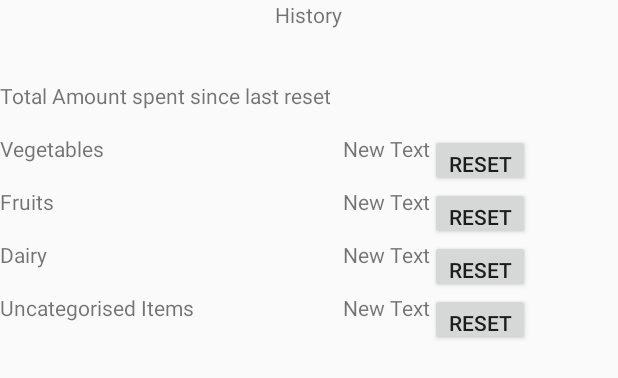
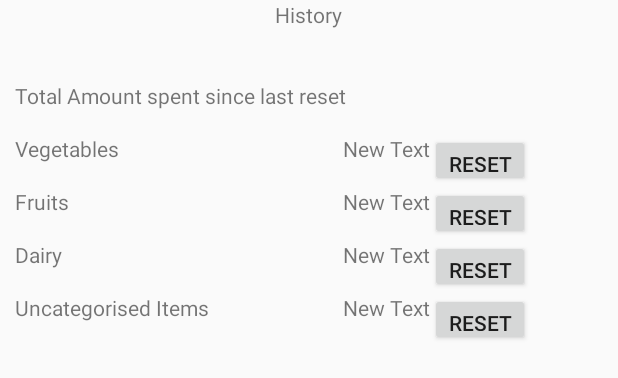
Before and after one commit to namrata-ojha/SmartGroceryTrackerWithFragments, an Android app: the layout content_historyy.xml on its own in the app's theme, with its tools: preview values and no code run, on a phone screen of 412 x 824 dp. Shown: the top 378 px of the screen. Run offline under Robolectric (Android 15) with nearby library versions, the phone set to English and light mode, and no system bars.

Commit message:
History Added to tabs

```diff
--- a/app/src/main/java/com/scu/smartgrocerytracker/welcome/WelcomeClassesTabLayout.java
+++ b/app/src/main/java/com/scu/smartgrocerytracker/welcome/WelcomeClassesTabLayout.java
@@ -34,6 +34,7 @@ public class WelcomeClassesTabLayout extends TabLayout {
         addTab(R.drawable.notes_edit, R.string.notes);
         addTab(R.drawable.maps, R.string.maps);
         addTab(R.drawable.recipe, R.string.recipe);
+        addTab(R.drawable.history, R.string.history);
         addTab(R.drawable.settings, R.string.settings);
     }
 
--- a/app/src/main/java/com/scu/smartgrocerytracker/welcome/WelcomeMainActivity.java
+++ b/app/src/main/java/com/scu/smartgrocerytracker/welcome/WelcomeMainActivity.java
@@ -24,15 +24,10 @@ public class WelcomeMainActivity extends FragmentActivity {
     ActionBar bar;
     boolean isExpiryNotificatonRegistered;
 
-
-
     @Override
     protected void onCreate(Bundle savedInstanceState) {
         super.onCreate(savedInstanceState);
         setContentView(R.layout.activity_main);
-
-
-
 
 
         mViewPager = (ViewPager) findViewById(R.id.viewpager_main);
--- a/app/src/main/res/layout/activity_historyy.xml
+++ b/app/src/main/res/layout/activity_historyy.xml
@@ -10,5 +10,5 @@
     tools:context="com.scu.smartgrocerytracker.historygrocery.historyy">
 
 
-    <include layout="@layout/content_historyy" />
+    <!--<include layout="@layout/content_historyy" />-->
 </RelativeLayout>
--- a/app/src/main/res/layout/content_historyy.xml
+++ b/app/src/main/res/layout/content_historyy.xml
@@ -24,7 +24,8 @@
         android:layout_marginTop="54dp"
         android:layout_below="@+id/historyTitle"
         android:layout_alignParentLeft="true"
-        android:layout_alignParentStart="true" />
+        android:layout_alignParentStart="true"
+        android:layout_marginLeft="10dp" />
 
     <TextView
         android:layout_width="wrap_content"
@@ -33,7 +34,8 @@
         android:id="@+id/textFruits"
         android:layout_below="@+id/textVeggie"
         android:layout_alignParentLeft="true"
-        android:layout_alignParentStart="true" />
+        android:layout_alignParentStart="true"
+        android:layout_marginLeft="10dp" />
 
     <TextView
         android:layout_width="wrap_content"
@@ -42,7 +44,8 @@
         android:id="@+id/textDairy"
         android:layout_below="@+id/textFruits"
         android:layout_alignParentLeft="true"
-        android:layout_alignParentStart="true" />
+        android:layout_alignParentStart="true"
+        android:layout_marginLeft="10dp" />
 
     <TextView
         android:layout_width="wrap_content"
@@ -51,7 +54,8 @@
         android:id="@+id/textUncategorised"
         android:layout_below="@+id/textDairy"
         android:layout_alignParentLeft="true"
-        android:layout_alignParentStart="true" />
+        android:layout_alignParentStart="true"
+        android:layout_marginLeft="10dp" />
 
     <TextView
         android:layout_width="wrap_content"
@@ -96,7 +100,8 @@
         android:id="@+id/textView9"
         android:layout_above="@+id/amountVeggie"
         android:layout_alignParentLeft="true"
-        android:layout_alignParentStart="true" />
+        android:layout_alignParentStart="true"
+        android:layout_marginLeft="10dp" />
 
     <Button
     style="?android:attr/buttonStyleSmall"
--- a/app/src/main/res/values/strings.xml
+++ b/app/src/main/res/values/strings.xml
@@ -34,4 +34,5 @@
     <string name="notes">Notes</string>
     <string name="maps">Maps</string>
     <string name="recipe">Recipe</string>
+    <string name="history">History</string>
 </resources>
```
Also changed, not shown: app/src/main/java/com/scu/smartgrocerytracker/constants/Constants.java (+36 -1 lines), app/src/main/java/com/scu/smartgrocerytracker/historygrocery/historyy.java (+28 -24 lines), app/src/main/java/com/scu/smartgrocerytracker/settings/Settings.java (+11 -11 lines), app/src/main/java/com/scu/smartgrocerytracker/welcome/WelcomeTabAdapter.java (+6 -2 lines), app/src/main/res/layout/setting_layout.xml (+0 -8 lines), app/src/main/res/drawable-xxxhdpi/history.jpg (added).
